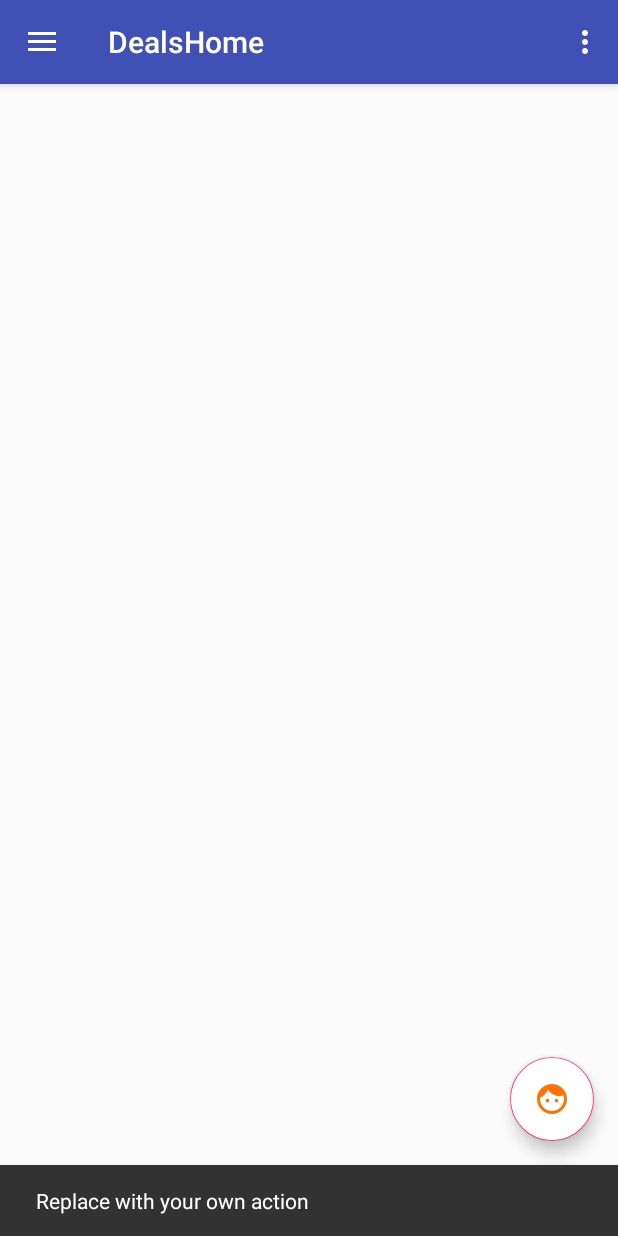
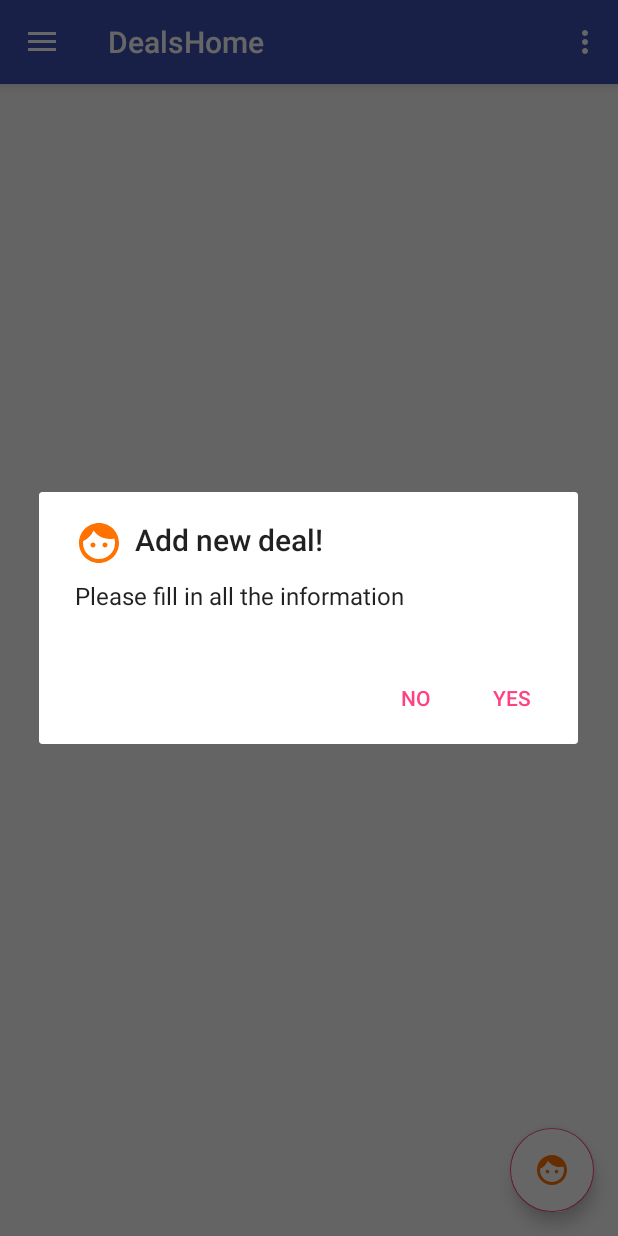
Before and after one commit to HelloKai/FYPDealsMatchApp, an Android app: the screen it shows after launch once a user with an empty profile is signed in (DealsHome), after a tap on an icon or button, on a phone screen of 412 x 824 dp. Run offline under Robolectric (Android 15) with nearby library versions, the phone set to English and light mode, and no system bars; our stand-ins replace Firebase (no records; nobody signed in at launch, a user with empty details on screens opened directly), Picasso; libraries missing offline, so code that uses them is left out: com.rengwuxian.materialedittext, info.hoang8f.widget; 6 statements that could not run were skipped.

Commit message:
19 oct commit

```diff
--- a/app/src/main/java/com/kaiann/fypdealsmatchapp/DealsHome.java
+++ b/app/src/main/java/com/kaiann/fypdealsmatchapp/DealsHome.java
@@ -1,10 +1,16 @@
 package com.kaiann.fypdealsmatchapp;
 
+import android.app.ProgressDialog;
+import android.content.DialogInterface;
 import android.content.Intent;
+import android.content.pm.PackageManager;
+import android.net.Uri;
 import android.os.Bundle;
 import android.support.annotation.NonNull;
+import android.support.annotation.Nullable;
 import android.support.design.widget.FloatingActionButton;
 import android.support.design.widget.Snackbar;
+import android.support.v7.app.AlertDialog;
 import android.support.v7.view.menu.MenuView;
 import android.support.v7.widget.LinearLayoutManager;
 import android.support.v7.widget.RecyclerView;
@@ -23,16 +29,27 @@ import android.widget.TextView;
 import android.widget.Toast;
 
 import com.firebase.ui.database.FirebaseRecyclerAdapter;
+import com.google.android.gms.tasks.OnFailureListener;
+import com.google.android.gms.tasks.OnSuccessListener;
 import com.google.firebase.auth.FirebaseAuth;
 import com.google.firebase.auth.FirebaseUser;
 import com.google.firebase.database.DatabaseReference;
 import com.google.firebase.database.FirebaseDatabase;
 import com.google.firebase.database.Query;
+import com.google.firebase.storage.FirebaseStorage;
+import com.google.firebase.storage.OnProgressListener;
+import com.google.firebase.storage.StorageReference;
+import com.google.firebase.storage.UploadTask;
 import com.kaiann.fypdealsmatchapp.Interface.ItemClickListener;
 import com.kaiann.fypdealsmatchapp.Model.Category;
 import com.kaiann.fypdealsmatchapp.Model.Item;
 import com.kaiann.fypdealsmatchapp.ViewHolder.MenuViewHolder;
+import com.rengwuxian.materialedittext.MaterialEditText;
 import com.squareup.picasso.Picasso;
+
+import java.util.UUID;
+
+import info.hoang8f.widget.FButton;
 
 public class DealsHome extends AppCompatActivity
         implements NavigationView.OnNavigationItemSelectedListener {
@@ -41,12 +58,22 @@ public class DealsHome extends AppCompatActivity
     private DrawerLayout mDrawerLayout;
     FirebaseDatabase database;
     DatabaseReference category;
+    FirebaseStorage storage;
+    StorageReference storageReference;
 
     RecyclerView recyler_menu;
     RecyclerView.LayoutManager layoutManager;
 
 
-    FirebaseRecyclerAdapter<Item, MenuViewHolder> adapter;
+    FirebaseRecyclerAdapter<Category, MenuViewHolder> adapter;
+
+    MaterialEditText edtName;
+    FButton btnUpload, btnSelect;
+
+    Item newItem;
+
+    Uri saveUri;
+    private final int PICK_IMAGE_REQUEST = 71;
 
 
 
@@ -62,15 +89,15 @@ public class DealsHome extends AppCompatActivity
 
         //Init Firebase
         database = FirebaseDatabase.getInstance();
-
-        category = database.getReference("Item");
+        category = database.getReference("Category");
+        storage = FirebaseStorage.getInstance();
+        storageReference = storage.getReference();
 
         FloatingActionButton fab = (FloatingActionButton) findViewById(R.id.fab);
         fab.setOnClickListener(new View.OnClickListener() {
             @Override
             public void onClick(View view) {
-                Snackbar.make(view, "Replace with your own action", Snackbar.LENGTH_LONG)
-                        .setAction("Action", null).show();
+                showDialog();
             }
         });
 
@@ -95,33 +122,156 @@ public class DealsHome extends AppCompatActivity
 
     }
 
+    private void showDialog() {
+        AlertDialog.Builder alertDialog = new AlertDialog.Builder(DealsHome.this);
+        alertDialog.setTitle("Add new deal!");
+        alertDialog.setMessage("Please fill in all the information");
+
+        LayoutInflater inflater = this.getLayoutInflater();
+        View add_menu_layout = inflater.inflate(R.layout.add_new_item_layout, null);
+
+        edtName = add_menu_layout.findViewById(R.id.edtName);
+        btnSelect = add_menu_layout.findViewById(R.id.btnSelect);
+        btnUpload = add_menu_layout.findViewById(R.id.btnUpload);
+
+//        btnSelect.setOnClickListener(new View.OnClickListener() {
+//            @Override
+//            public void onClick(View view) {
+//                chooseImage();
+//            }
+//        });
+//
+//        btnUpload.setOnClickListener(new View.OnClickListener() {
+//            @Override
+//            public void onClick(View view) {
+//                uploadImage();
+//
+//            }
+//        });
+
+        alertDialog.setView(add_menu_layout);
+        alertDialog.setIcon(R.drawable.ic_face_orange_24dp);
+
+        alertDialog.setPositiveButton("YES", new DialogInterface.OnClickListener() {
+            @Override
+            public void onClick(DialogInterface dialogInterface, int i) {
+
+                dialogInterface.dismiss();
+
+
+            }
+        });
+        alertDialog.setNegativeButton("NO", new DialogInterface.OnClickListener() {
+            @Override
+            public void onClick(DialogInterface dialogInterface, int i) {
+
+                dialogInterface.dismiss();
+
+            }
+        });
+        alertDialog.show();
+    }
+
+//    private void uploadImage() {
+//        if(saveUri != null){
+//            final ProgressDialog mDialog = new ProgressDialog(this);
+//            mDialog.setMessage("Uploading...");
+//            mDialog.show();
+//
+//            String imageName = UUID.randomUUID().toString();
+//            final StorageReference imageFolder = storageReference.child("images/"+imageName);
+//            imageFolder.putFile(saveUri).addOnSuccessListener(new OnSuccessListener<UploadTask.TaskSnapshot>() {
+//                @Override
+//                public void onSuccess(UploadTask.TaskSnapshot taskSnapshot) {
+//                    mDialog.dismiss();
+//                    Toast.makeText(DealsHome.this, "Uploaded!", Toast.LENGTH_SHORT).show();
+//                    imageFolder.getDownloadUrl().addOnSuccessListener(new OnSuccessListener<Uri>() {
+//                        @Override
+//                        public void onSuccess(Uri uri) {
+//                            newItem = new Item(edtName.getText().toString(), uri.toString());
+//
+//                        }
+//                    });
+//                }
+//            })
+//            .addOnFailureListener(new OnFailureListener() {
+//                @Override
+//                public void onFailure(@NonNull Exception e) {
+//                    mDialog.dismiss();
+//                    Toast.makeText(DealsHome.this, ""+e.getMessage(), Toast.LENGTH_SHORT).show();
+//                }
+//            }).addOnProgressListener(new OnProgressListener<UploadTask.TaskSnapshot>() {
+//                        @Override
+//                        public void onProgress(UploadTask.TaskSnapshot taskSnapshot) {
+//                            double progress = (100.0 * taskSnapshot.getBytesTransferred()/taskSnapshot.getTotalByteCount());
+//                            mDialog.setMessage(progress+"% Uploaded");
+//
+//                        }
+//                    });
+//        }
+//    }
+//
+//    @Override
+//    protected void onActivityResult(int requestCode, int resultCode, @Nullable Intent data) {
+//        super.onActivityResult(requestCode, resultCode, data);
+//
+//        if(requestCode == PICK_IMAGE_REQUEST && resultCode == RESULT_OK
+//                && data !=null && data.getData() != null){
+//            saveUri = data.getData();
+//            btnSelect.setText("Image Selected!");
+//        }
+//    }
+//
+//    private void chooseImage() {
+//        Intent intent = new Intent();
+//        intent.setType("image/*");
+//        intent.setAction(Intent.ACTION_GET_CONTENT);
+//        startActivityForResult(Intent.createChooser(intent, "Select Picture"), PICK_IMAGE_REQUEST);
+//
+//    }
+
     //DOUBLE CHECK
 
     private void loadMenu() {
 
-        adapter = new FirebaseRecyclerAdapter<Item, MenuViewHolder>
-                (Item.class, R.layout.menu_item, MenuViewHolder.class, category) {
+
+        adapter = new FirebaseRecyclerAdapter<Category, MenuViewHolder>
+                (Category.class, R.layout.menu_item, MenuViewHolder.class, category) {
             @Override
-            protected void populateViewHolder(MenuViewHolder viewHolder, Item model, int position) {
+            protected void populateViewHolder(MenuViewHolder viewHolder, Category model, int position) {
                 viewHolder.txtMenuName.setText(model.getName());
                 Picasso.get().load(model.getImage()).into(viewHolder.imageView);
 
-                final Item clickItem = model;
+                final Category clickItem = model;
                 viewHolder.setItemClickListener(new ItemClickListener() {
                     @Override
                     public void onClick(View view, int position, boolean isLongClick) {
 //                        Toast.makeText(DealsHome.this, ""+clickItem.getName(),Toast.LENGTH_SHORT).show();
-                        Intent itemDetail = new Intent(DealsHome.this, DealItem.class);
-                        itemDetail.putExtra("ItemId", adapter.getRef(position).getKey()); //send item id to new activity
-                        startActivity(itemDetail);
+//                        Intent itemDetail = new Intent(DealsHome.this, DealItem.class);
+//                        itemDetail.putExtra("ItemId", adapter.getRef(position).getKey()); //send item id to new activity
+//                        startActivity(itemDetail);
+
+                        Intent itemList = new Intent(DealsHome.this, ItemList.class);
+                        itemList.putExtra("CategoryId", adapter.getRef(position).getKey());
+                        startActivity(itemList);
 
                     }
                 });
 
             }
         };
+        adapter.notifyDataSetChanged(); //refresh when new data input
+        recyler_menu.setAdapter(adapter);
 
-        recyler_menu.setAdapter(adapter);
+    }
+
+    private void loadLocation(){
+        Toast.makeText(DealsHome.this, "click check",Toast.LENGTH_SHORT).show();
+
+        Intent intent = new Intent(DealsHome.this, DealsMapsActivity.class);
+        startActivity(intent);
+        finish();
+        return;
 
     }
 
@@ -169,6 +319,7 @@ public class DealsHome extends AppCompatActivity
         } else if (id == R.id.nav_orders) {
 
         } else if (id == R.id.nav_location) {
+            loadLocation();
 
         } else if (id == R.id.nav_log_out) {
             item.setChecked(true);
@@ -187,4 +338,5 @@ public class DealsHome extends AppCompatActivity
         drawer.closeDrawer(GravityCompat.START);
         return true;
     }
+
 }
--- a/app/src/main/res/layout/activity_item_list.xml
+++ b/app/src/main/res/layout/activity_item_list.xml
@@ -1,5 +1,6 @@
 <?xml version="1.0" encoding="utf-8"?>
-<android.support.constraint.ConstraintLayout xmlns:android="http://schemas.android.com/apk/res/android"
+<android.support.constraint.ConstraintLayout
+    xmlns:android="http://schemas.android.com/apk/res/android"
     xmlns:app="http://schemas.android.com/apk/res-auto"
     xmlns:tools="http://schemas.android.com/tools"
     android:layout_width="match_parent"
--- a/app/src/main/res/layout/deal_item.xml
+++ b/app/src/main/res/layout/deal_item.xml
@@ -19,7 +19,7 @@
 
         <TextView
             android:id="@+id/deal_name"
-            android:text="Deal Name"
+            android:text="Name of Deal"
             android:textColor="@android:color/white"
             android:background="#66000000"
             android:textSize="20sp"
--- a/app/src/main/res/layout/menu_item.xml
+++ b/app/src/main/res/layout/menu_item.xml
@@ -4,7 +4,8 @@
     xmlns:app="http://schemas.android.com/apk/res-auto"
     android:layout_width="match_parent"
     android:layout_height="200dp"
-    app:cardElevation="4dp">
+    app:cardElevation="4dp"
+    android:layout_marginBottom="8dp">
 
     <RelativeLayout
         android:layout_width="match_parent"
@@ -18,7 +19,7 @@
 
         <TextView
             android:id="@+id/menu_name"
-            android:text="Deal Name"
+            android:text="Name of Category"
             android:textColor="@android:color/white"
             android:background="#66000000"
             android:textSize="20sp"
--- a/app/src/main/res/values/strings.xml
+++ b/app/src/main/res/values/strings.xml
@@ -7,4 +7,5 @@
     <string name="nav_header_subtitle">android.studio@android.com</string>
     <string name="nav_header_desc">Navigation header</string>
     <string name="action_settings">Settings</string>
+    <string name="title_activity_deals_maps">Map</string>
 </resources>
--- a/build.gradle
+++ b/build.gradle
@@ -5,6 +5,7 @@ buildscript {
     repositories {
         google()
         jcenter()
+        mavenCentral()
     }
     dependencies {
         classpath 'com.android.tools.build:gradle:3.1.4'
@@ -21,6 +22,7 @@ allprojects {
     repositories {
         google()
         jcenter()
+        maven { url 'https://jitpack.io' }
     }
 }
 
```
Also changed, not shown: app/build.gradle (+7 -1 lines), app/src/main/AndroidManifest.xml (+26 -1 lines), app/src/main/java/com/kaiann/fypdealsmatchapp/ItemList.java (+17 -16 lines), app/src/main/java/com/kaiann/fypdealsmatchapp/ViewHolder/DealViewHolder.java (+3 -4 lines), app/src/main/res/values/colors.xml (+27 -0 lines), app/src/main/res/values/dimens.xml (+9 -0 lines).
